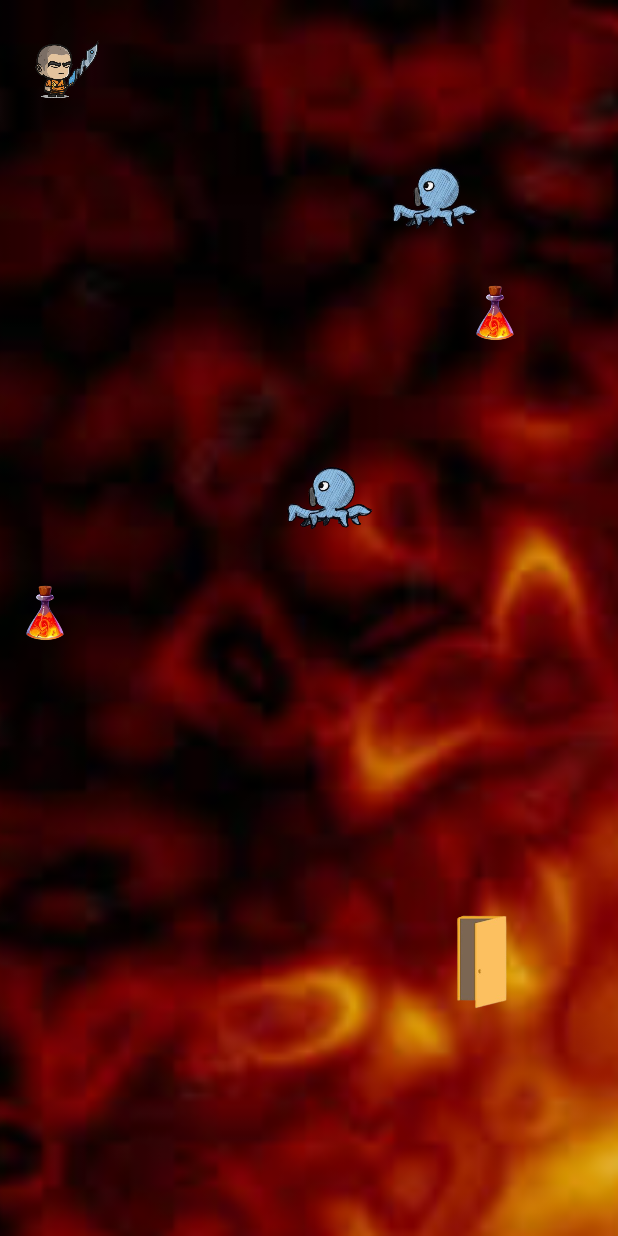
After one commit to malogoetgheluck/Projet_ProgM, an Android app built with Jetpack Compose: the Player_VS_Enemy screen opened directly, with no data from a screen before it, on a phone screen of 412 x 824 dp. The commit adds this screen. Run offline under Robolectric (Android 15) with nearby library versions, the phone set to English and light mode, and no system bars.

Commit message:
ajout de player vs enemy //bluetooth pas encore

```diff
--- a/app/build.gradle.kts
+++ b/app/build.gradle.kts
@@ -49,6 +49,7 @@ dependencies {
     implementation(libs.androidx.ui.graphics)
     implementation(libs.androidx.ui.tooling.preview)
     implementation(libs.androidx.material3)
+    implementation(libs.androidx.appcompat)
     testImplementation(libs.junit)
     androidTestImplementation(libs.androidx.junit)
     androidTestImplementation(libs.androidx.espresso.core)
--- /dev/null
+++ b/app/src/main/java/com/example/projet_progm/Player_VS_Enemy.kt
@@ -0,0 +1,155 @@
+package com.example.projet_progm
+
+
+import android.hardware.Sensor
+import android.hardware.SensorEvent
+import android.hardware.SensorEventListener
+import android.hardware.SensorManager
+import androidx.appcompat.app.AppCompatActivity
+import android.os.Bundle
+import android.widget.ImageView
+import android.widget.Toast
+import kotlin.math.max
+import kotlin.math.min
+
+class Player_VS_Enemy : AppCompatActivity(), SensorEventListener {
+
+    private lateinit var sensorManager: SensorManager
+    private var accelerometer: Sensor? = null
+
+    private lateinit var player: ImageView
+    private lateinit var door: ImageView
+    private lateinit var enemy1: ImageView
+    private lateinit var enemy2: ImageView
+    private lateinit var gift1: ImageView
+    private lateinit var gift2: ImageView
+    private var lastHitEnemy1 = 0L
+    private var lastHitEnemy2 = 0L
+    private val hitCooldown = 1000L // 1 seconde en millisecondes
+
+    private var score = 0
+
+    override fun onCreate(savedInstanceState: Bundle?) {
+        super.onCreate(savedInstanceState)
+        setContentView(R.layout.activity_player_vs_enemy)
+
+        // Initialiser capteurs
+        sensorManager = getSystemService(SENSOR_SERVICE) as SensorManager
+        accelerometer = sensorManager.getDefaultSensor(Sensor.TYPE_ACCELEROMETER)
+
+        // Récupérer les vues
+        player = findViewById(R.id.player)
+        door = findViewById(R.id.door)
+        enemy1 = findViewById(R.id.enemy1)
+        enemy2 = findViewById(R.id.enemy2)
+        gift1 = findViewById(R.id.gift1)
+        gift2 = findViewById(R.id.gift2)
+
+        moveEnemies()
+    }
+
+    override fun onResume() {
+        super.onResume()
+        accelerometer?.also {
+            sensorManager.registerListener(this, it, SensorManager.SENSOR_DELAY_GAME)
+        }
+    }
+
+    override fun onPause() {
+        super.onPause()
+        sensorManager.unregisterListener(this)
+    }
+
+    override fun onSensorChanged(event: SensorEvent) {
+        val x = event.values[0] // inclinaison gauche/droite
+        val y = event.values[1] // inclinaison avant/arrière
+        var posX = 0f
+        var posY = 0f
+        // Position actuelle du joueur
+        if(y>0) {
+            posX = player.x - x * 5
+            posY = player.y + y * 1
+        }else{
+            posX = player.x - x * 5
+            posY = player.y + y * 10
+        }
+
+        // Empêcher de sortir de l'écran
+        val maxX = (resources.displayMetrics.widthPixels - player.width).toFloat()
+        val maxY = (resources.displayMetrics.heightPixels - player.height).toFloat()
+
+        posX = min(max(posX, 0f), maxX)
+        posY = min(max(posY, 0f), maxY)
+
+        player.x = posX
+        player.y = posY
+
+        checkCollisions()
+    }
+
+    override fun onAccuracyChanged(sensor: Sensor?, accuracy: Int) {}
+
+    private fun checkCollisions() {
+        fun isColliding(a: ImageView, b: ImageView): Boolean {
+            return a.x < b.x + b.width && a.x + a.width > b.x &&
+                    a.y < b.y + b.height && a.y + a.height > b.y
+        }
+
+        val currentTime = System.currentTimeMillis()
+
+        if (isColliding(player, enemy1) && currentTime - lastHitEnemy1 > hitCooldown) {
+            score -= 50
+            lastHitEnemy1 = currentTime
+            Toast.makeText(this, "Touché par un ennemi", Toast.LENGTH_SHORT).show()
+            enemy1.visibility = ImageView.INVISIBLE
+            enemy1.postDelayed({ enemy1.visibility = ImageView.VISIBLE }, 1000)
+        }
+
+        if (isColliding(player, enemy2) && currentTime - lastHitEnemy2 > hitCooldown) {
+            score -= 50
+            lastHitEnemy2 = currentTime
+            Toast.makeText(this, "Touché par un ennemi", Toast.LENGTH_SHORT).show()
+            enemy2.visibility = ImageView.INVISIBLE
+            enemy2.postDelayed({ enemy2.visibility = ImageView.VISIBLE }, 1000)
+        }
+
+        if (isColliding(player, gift1)) {
+            score += 100
+            gift1.x = -1000f
+            gift1.y = -1000f
+        }
+
+        if (isColliding(player, gift2)) {
+            score += 100
+            gift2.x = -1000f
+            gift2.y = -1000f
+        }
+
+        if (isColliding(player, door)) {
+            Toast.makeText(this, "Score final : $score", Toast.LENGTH_LONG).show()
+            finish()
+        }
+    }
+    private var enemy1Direction = 1
+    private var enemy2Direction = 1
+
+    private fun moveEnemies() {
+        val speed = 5f // Vitesse de déplacement des ennemis
+        val screenWidth = resources.displayMetrics.widthPixels.toFloat()
+
+        // Déplacer enemy1
+        enemy1.x += enemy1Direction * speed
+        if (enemy1.x + enemy1.width > screenWidth || enemy1.x < 0) {
+            enemy1Direction *= -1 // Inverser la direction de enemy1
+        }
+
+        // Déplacer enemy2
+        enemy2.x += enemy2Direction * speed
+        if (enemy2.x + enemy2.width > screenWidth || enemy2.x < 0) {
+            enemy2Direction *= -1 // Inverser la direction de enemy2
+        }
+
+        // Appeler à nouveau cette fonction après un petit délai pour simuler une boucle de jeu
+        enemy1.postDelayed({ moveEnemies() }, 8) // ~60 fps
+    }
+}
--- /dev/null
+++ b/app/src/main/res/layout/activity_player_vs_enemy.xml
@@ -0,0 +1,69 @@
+<?xml version="1.0" encoding="utf-8"?>
+<FrameLayout xmlns:android="http://schemas.android.com/apk/res/android"
+    xmlns:tools="http://schemas.android.com/tools"
+    android:id="@+id/gameLayout"
+    android:layout_width="match_parent"
+    android:layout_height="match_parent"
+    tools:context=".MainActivity">
+
+
+
+    <ImageView
+        android:id="@+id/background"
+        android:layout_width="match_parent"
+        android:layout_height="match_parent"
+        android:src="@drawable/background"
+        android:scaleType="centerCrop" />
+    <!-- Joueur -->
+    <ImageView
+        android:id="@+id/player"
+        android:layout_width="60dp"
+        android:layout_height="60dp"
+        android:src="@drawable/player"
+        android:layout_margin="16dp"
+        android:layout_gravity="top|start" />
+
+    <ImageView
+        android:id="@+id/enemy1"
+        android:layout_width="69dp"
+        android:layout_height="60dp"
+        android:layout_marginLeft="250dp"
+        android:layout_marginTop="100dp"
+        android:layout_marginRight="50dp"
+        android:src="@drawable/ennemi" />
+
+    <ImageView
+        android:id="@+id/enemy2"
+        android:layout_width="69dp"
+        android:layout_height="60dp"
+        android:layout_marginLeft="00dp"
+        android:layout_marginTop="300dp"
+        android:src="@drawable/ennemi" />
+
+    <ImageView
+        android:id="@+id/gift1"
+        android:layout_width="60dp"
+        android:layout_height="60dp"
+        android:layout_marginLeft="300dp"
+        android:layout_marginTop="180dp"
+        android:layout_marginRight="50dp"
+        android:src="@drawable/gift" />
+
+    <ImageView
+        android:id="@+id/gift2"
+        android:layout_width="60dp"
+        android:layout_height="60dp"
+        android:layout_marginLeft="00dp"
+        android:layout_marginTop="380dp"
+        android:layout_marginRight="50dp"
+        android:src="@drawable/gift" />
+
+    <ImageView
+        android:id="@+id/door"
+        android:layout_width="80dp"
+        android:layout_height="80dp"
+        android:src="@drawable/door"
+        android:layout_marginTop="600dp"
+        android:layout_marginLeft="280dp"
+        />
+</FrameLayout>
--- a/app/src/main/res/values/strings.xml
+++ b/app/src/main/res/values/strings.xml
@@ -1,3 +1,5 @@
 <resources>
-    <string name="app_name">Projet_ProgM</string>
+    <string name="app_name">TP4_ProgM</string>
+    <string name="scan_bluetooth">Scan bluetooth</string>
+    <string name="not_supported">Not supported</string>
 </resources>
--- a/app/src/main/res/values/themes.xml
+++ b/app/src/main/res/values/themes.xml
@@ -1,5 +1,5 @@
 <?xml version="1.0" encoding="utf-8"?>
 <resources>
 
-    <style name="Theme.Projet_ProgM" parent="android:Theme.Material.Light.NoActionBar" />
+    <style name="Theme.Projet_ProgM" parent="Theme.AppCompat.Light.NoActionBar" />
 </resources>
--- a/gradle/libs.versions.toml
+++ b/gradle/libs.versions.toml
@@ -1,5 +1,5 @@
 [versions]
-agp = "8.8.0"
+agp = "8.5.0"
 kotlin = "2.0.0"
 coreKtx = "1.15.0"
 junit = "4.13.2"
@@ -8,6 +8,7 @@ espressoCore = "3.6.1"
 lifecycleRuntimeKtx = "2.8.7"
 activityCompose = "1.10.1"
 composeBom = "2024.04.01"
+appcompat = "1.7.0"
 
 [libraries]
 androidx-core-ktx = { group = "androidx.core", name = "core-ktx", version.ref = "coreKtx" }
@@ -24,6 +25,7 @@ androidx-ui-tooling-preview = { group = "androidx.compose.ui", name = "ui-toolin
 androidx-ui-test-manifest = { group = "androidx.compose.ui", name = "ui-test-manifest" }
 androidx-ui-test-junit4 = { group = "androidx.compose.ui", name = "ui-test-junit4" }
 androidx-material3 = { group = "androidx.compose.material3", name = "material3" }
+androidx-appcompat = { group = "androidx.appcompat", name = "appcompat", version.ref = "appcompat" }
 
 [plugins]
 android-application = { id = "com.android.application", version.ref = "agp" }
```
Also changed, not shown: app/src/main/AndroidManifest.xml (+9 -0 lines), app/src/main/java/com/example/projet_progm/EnigmeActivity.kt (added, +77 -0 lines), app/src/main/java/com/example/projet_progm/MainActivity.kt (+33 -6 lines), app/src/main/java/com/example/projet_progm/QuestionnaireGameActivity.kt (added, +84 -0 lines), app/src/main/res/layout/activity_questionnaire_enigme.xml (added, +30 -0 lines), app/src/main/res/layout/activity_questionnaire_game.xml (added, +47 -0 lines), app/src/main/res/layout/device_layout.xml (added, +21 -0 lines), app/src/main/res/layout/main_layout.xml (added, +40 -0 lines), app/src/main/res/drawable/background.png (added), app/src/main/res/drawable/door.png (added), app/src/main/res/drawable/ennemi.png (added), app/src/main/res/drawable/gift.png (added), app/src/main/res/drawable/player.png (added).
